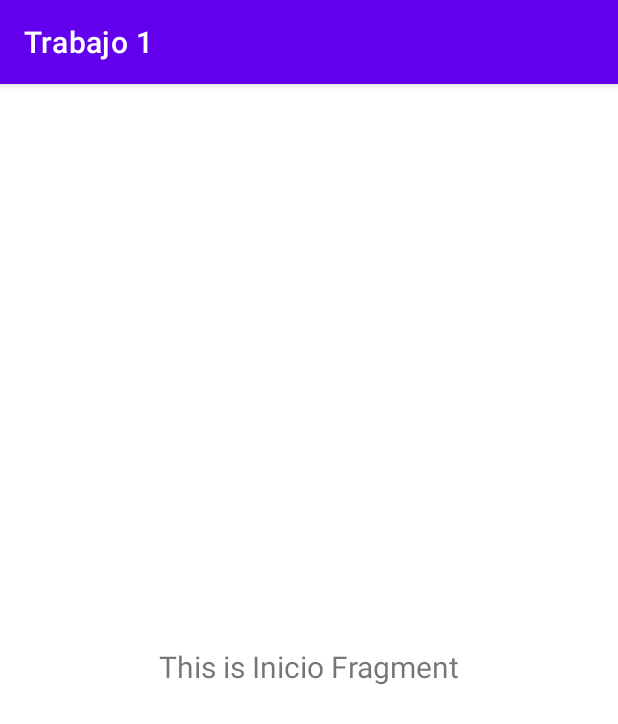
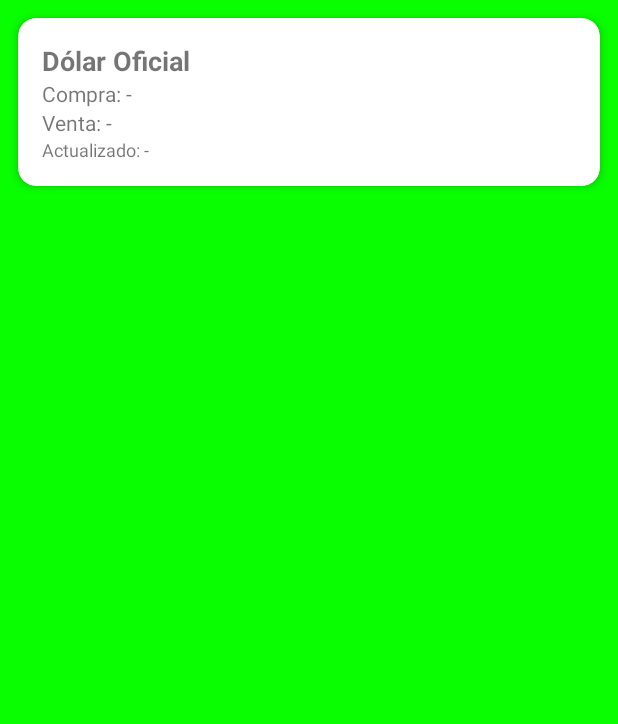
Before and after one commit to LeonelaRivarola/Trabajo1, an Android app: the fragment InicioFragment shown on its own in the app's theme, on a phone screen of 412 x 824 dp. Shown: the top 724 px of the screen. Run offline under Robolectric (Android 15) with nearby library versions, the phone set to English and light mode, and no system bars.

Commit message:
Se resolvió un problema que no permitia mostrar los fragments adecuadamente. Ahora todo convive en armonia. Se añadó también la funcionalidad del widget del dólár.

```diff
--- a/app/build.gradle.kts
+++ b/app/build.gradle.kts
@@ -48,6 +48,10 @@ dependencies {
     implementation(libs.androidx.lifecycle.viewmodel.ktx)
     implementation(libs.androidx.navigation.fragment.ktx)
     implementation(libs.androidx.navigation.ui.ktx)
+    implementation("com.squareup.retrofit2:retrofit:2.11.0")
+    implementation("com.squareup.retrofit2:converter-gson:2.11.0")
+    implementation("androidx.lifecycle:lifecycle-viewmodel-ktx:2.8.0")
+    implementation("androidx.lifecycle:lifecycle-livedata-ktx:2.8.0")
     testImplementation(libs.junit)
     androidTestImplementation(libs.androidx.junit)
     androidTestImplementation(libs.androidx.espresso.core)
--- a/app/src/main/AndroidManifest.xml
+++ b/app/src/main/AndroidManifest.xml
@@ -1,6 +1,7 @@
 <?xml version="1.0" encoding="utf-8"?>
 <manifest xmlns:android="http://schemas.android.com/apk/res/android"
     xmlns:tools="http://schemas.android.com/tools">
+    <uses-permission android:name="android.permission.INTERNET" />
 
     <application
         android:allowBackup="true"
--- a/app/src/main/java/com/example/trabajo1/ui/inicio/InicioFragment.kt
+++ b/app/src/main/java/com/example/trabajo1/ui/inicio/InicioFragment.kt
@@ -4,35 +4,36 @@ import android.os.Bundle
 import android.view.LayoutInflater
 import android.view.View
 import android.view.ViewGroup
-import android.widget.TextView
 import androidx.fragment.app.Fragment
-import androidx.lifecycle.ViewModelProvider
 import com.example.trabajo1.databinding.FragmentInicioBinding
+import androidx.fragment.app.viewModels
 
 class InicioFragment : Fragment() {
 
     private var _binding: FragmentInicioBinding? = null
-
-    // This property is only valid between onCreateView and
-    // onDestroyView.
     private val binding get() = _binding!!
 
+    private val inicioViewModel: InicioViewModel by viewModels()
+
     override fun onCreateView(
-        inflater: LayoutInflater,
-        container: ViewGroup?,
+        inflater: LayoutInflater, container: ViewGroup?,
         savedInstanceState: Bundle?
     ): View {
-        val inicioViewModel =
-            ViewModelProvider(this).get(InicioViewModel::class.java)
+        _binding = FragmentInicioBinding.inflate(inflater, container, false)
 
-        _binding = FragmentInicioBinding.inflate(inflater, container, false)
-        val root: View = binding.root
+        // Observar cambios en LiveData
+        inicioViewModel.dolar.observe(viewLifecycleOwner) { dolar ->
+            dolar?.let {
+                binding.txtDolarCompra.text = "Compra: ${it.compra}"
+                binding.txtDolarVenta.text = "Venta: ${it.venta}"
+                binding.txtDolarFecha.text = "Actualizado: ${it.fechaActualizacion}"
+            }
+        }
 
-        val textView: TextView = binding.textInicio
-        inicioViewModel.text.observe(viewLifecycleOwner) {
-            textView.text = it
-        }
-        return root
+        // Llamar a la API
+        inicioViewModel.cargarDolarOficial()
+
+        return binding.root
     }
 
     override fun onDestroyView() {
--- a/app/src/main/java/com/example/trabajo1/ui/inicio/InicioViewModel.kt
+++ b/app/src/main/java/com/example/trabajo1/ui/inicio/InicioViewModel.kt
@@ -3,11 +3,49 @@ package com.example.trabajo1.ui.inicio
 import androidx.lifecycle.LiveData
 import androidx.lifecycle.MutableLiveData
 import androidx.lifecycle.ViewModel
+import retrofit2.Retrofit
+import retrofit2.converter.gson.GsonConverterFactory
+import retrofit2.Call
+import retrofit2.Callback
+import retrofit2.Response
+import retrofit2.http.GET
 
 class InicioViewModel : ViewModel() {
 
-    private val _text = MutableLiveData<String>().apply {
-        value = "This is Inicio Fragment"
+    data class Dolar(
+        val moneda: String,
+        val casa: String,
+        val nombre: String,
+        val compra: Double,
+        val venta: Double,
+        val fechaActualizacion: String
+    )
+
+    private val _dolar = MutableLiveData<Dolar>()
+    val dolar: LiveData<Dolar> get() = _dolar
+
+    private val retrofit = Retrofit.Builder()
+        .baseUrl("https://dolarapi.com/v1/dolares/") // baseUrl termina en /
+        .addConverterFactory(GsonConverterFactory.create())
+        .build()
+
+    interface DolarApiService {
+        @GET("oficial")
+        fun getDolarOficial(): Call<Dolar>
     }
-    val text: LiveData<String> = _text
+
+    private val api = retrofit.create(DolarApiService::class.java)
+
+    fun cargarDolarOficial() {
+        api.getDolarOficial().enqueue(object : Callback<Dolar> {
+            override fun onResponse(call: Call<Dolar>, response: Response<Dolar>) {
+                if (response.isSuccessful) {
+                    _dolar.value = response.body()
+                }
+            }
+            override fun onFailure(call: Call<Dolar>, t: Throwable) {
+                // Manejar error (puedes loguear o mostrar valor default)
+            }
+        })
+    }
 }
--- a/app/src/main/res/layout/fragment_chat.xml
+++ b/app/src/main/res/layout/fragment_chat.xml
@@ -4,6 +4,7 @@
     xmlns:tools="http://schemas.android.com/tools"
     android:layout_width="match_parent"
     android:layout_height="match_parent"
+    android:background="#0000FF"
     tools:context=".ui.chat.ChatFragment">
 
     <TextView
--- a/app/src/main/res/layout/fragment_consejo.xml
+++ b/app/src/main/res/layout/fragment_consejo.xml
@@ -4,7 +4,8 @@
     xmlns:tools="http://schemas.android.com/tools"
     android:layout_width="match_parent"
     android:layout_height="match_parent"
-    tools:context=".ui.consejo.ConsejoFragment">
+    tools:context=".ui.consejo.ConsejoFragment"
+    android:background="#FF0000">
 
     <TextView
         android:id="@+id/text_consejo"
--- a/app/src/main/res/layout/fragment_inicio.xml
+++ b/app/src/main/res/layout/fragment_inicio.xml
@@ -1,23 +1,67 @@
-<?xml version="1.0" encoding="utf-8"?>
 <androidx.constraintlayout.widget.ConstraintLayout xmlns:android="http://schemas.android.com/apk/res/android"
     xmlns:app="http://schemas.android.com/apk/res-auto"
     xmlns:tools="http://schemas.android.com/tools"
     android:layout_width="match_parent"
     android:layout_height="match_parent"
+    android:background="#09FF01"
     tools:context=".ui.inicio.InicioFragment">
 
-    <TextView
-        android:id="@+id/text_inicio"
-        android:layout_width="match_parent"
+    <!-- Widget dólar -->
+    <androidx.cardview.widget.CardView
+        android:id="@+id/cardDolar"
+        android:layout_width="0dp"
         android:layout_height="wrap_content"
-        android:layout_marginStart="8dp"
-        android:layout_marginTop="8dp"
-        android:layout_marginEnd="8dp"
-        android:text="Soy un inicio"
-        android:textAlignment="center"
-        android:textSize="20sp"
+        android:layout_margin="12dp"
+        app:cardCornerRadius="12dp"
+        app:cardElevation="4dp"
+        app:layout_constraintEnd_toEndOf="parent"
+        app:layout_constraintStart_toStartOf="parent"
+        app:layout_constraintTop_toTopOf="parent">
+
+        <LinearLayout
+            android:layout_width="match_parent"
+            android:layout_height="wrap_content"
+            android:orientation="vertical"
+            android:padding="16dp">
+
+            <TextView
+                android:id="@+id/txtDolarTitulo"
+                android:layout_width="wrap_content"
+                android:layout_height="wrap_content"
+                android:text="Dólar Oficial"
+                android:textSize="18sp"
+                android:textStyle="bold" />
+
+            <TextView
+                android:id="@+id/txtDolarCompra"
+                android:layout_width="wrap_content"
+                android:layout_height="wrap_content"
+                android:text="Compra: -" />
+
+            <TextView
+                android:id="@+id/txtDolarVenta"
+                android:layout_width="wrap_content"
+                android:layout_height="wrap_content"
+                android:text="Venta: -" />
+
+            <TextView
+                android:id="@+id/txtDolarFecha"
+                android:layout_width="wrap_content"
+                android:layout_height="wrap_content"
+                android:text="Actualizado: -"
+                android:textSize="12sp" />
+
+        </LinearLayout>
+    </androidx.cardview.widget.CardView>
+
+    <!-- Noticias debajo -->
+    <androidx.recyclerview.widget.RecyclerView
+        android:id="@+id/recyclerNoticias"
+        android:layout_width="0dp"
+        android:layout_height="0dp"
+        android:layout_margin="12dp"
         app:layout_constraintBottom_toBottomOf="parent"
         app:layout_constraintEnd_toEndOf="parent"
         app:layout_constraintStart_toStartOf="parent"
-        app:layout_constraintTop_toTopOf="parent" />
+        app:layout_constraintTop_toBottomOf="@id/cardDolar" />
 </androidx.constraintlayout.widget.ConstraintLayout>
--- a/app/src/main/res/values-night/themes.xml
+++ b/app/src/main/res/values-night/themes.xml
@@ -1,6 +1,6 @@
 <resources xmlns:tools="http://schemas.android.com/tools">
     <!-- Base application theme. -->
-    <style name="Theme.Trabajo1" parent="Theme.MaterialComponents.DayNight.DarkActionBar">
+    <style name="Theme.Trabajo1" parent="Theme.MaterialComponents.DayNight.NoActionBar">
         <!-- Primary brand color. -->
         <item name="colorPrimary">@color/purple_200</item>
         <item name="colorPrimaryVariant">@color/purple_700</item>
--- a/app/src/main/res/values/themes.xml
+++ b/app/src/main/res/values/themes.xml
@@ -1,6 +1,6 @@
 <resources xmlns:tools="http://schemas.android.com/tools">
     <!-- Base application theme. -->
-    <style name="Theme.Trabajo1" parent="Theme.MaterialComponents.DayNight.DarkActionBar">
+    <style name="Theme.Trabajo1" parent="Theme.MaterialComponents.DayNight.NoActionBar">
         <!-- Primary brand color. -->
         <item name="colorPrimary">@color/purple_500</item>
         <item name="colorPrimaryVariant">@color/purple_700</item>
```
Also changed, not shown: app/src/main/java/com/example/trabajo1/MainActivity.kt (+11 -8 lines), app/src/main/res/layout/activity_main.xml (+11 -8 lines), app/src/main/res/navigation/mobile_navigation.xml (+3 -4 lines).
